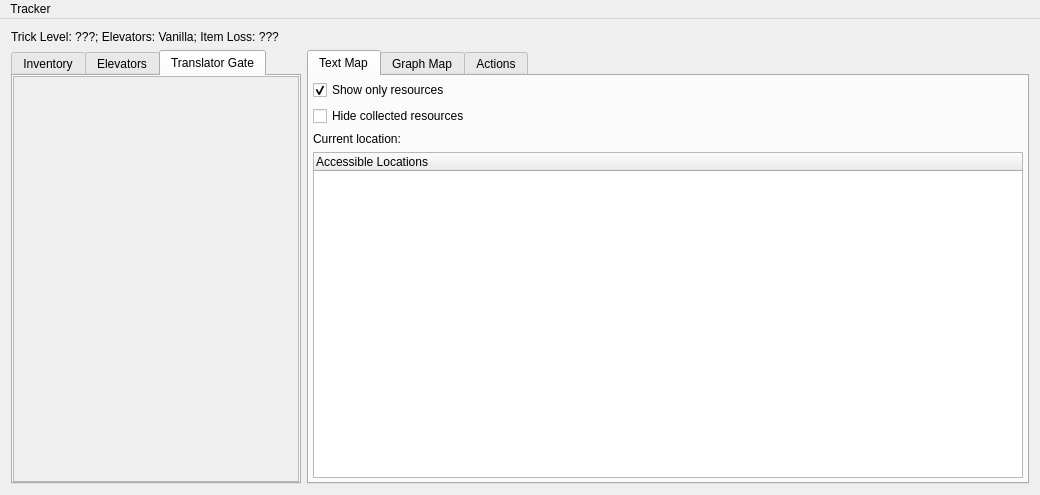
Qt form randovania/gui/ui_files/tracker_window.ui (randovania/randovania) before a commit.
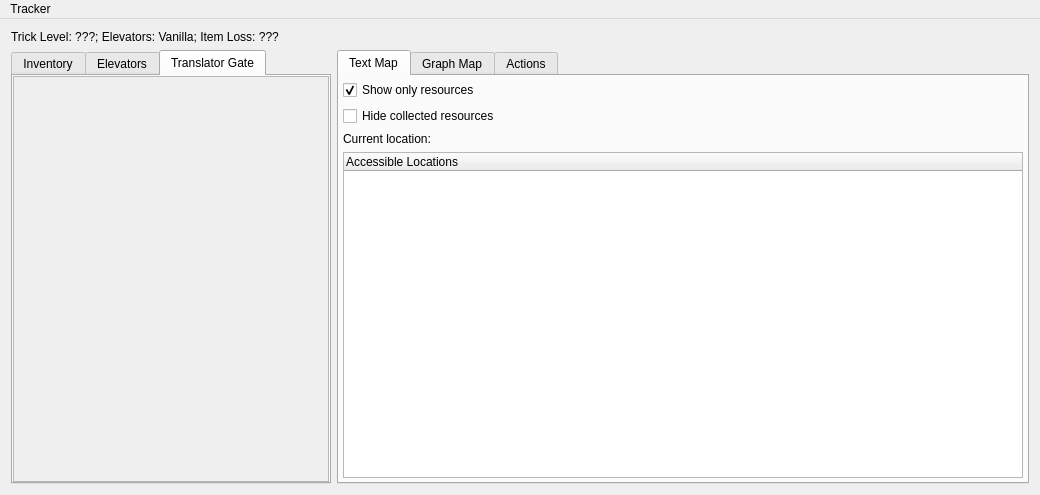
The same form after that commit. The open tabs and pages were chosen to show the change.

Commit message: Use proper elevator names in tracker

Patch:
```diff
--- a/randovania/gui/ui_files/tracker_window.ui
+++ b/randovania/gui/ui_files/tracker_window.ui
@@ -34,7 +34,7 @@
     <item row="2" column="0">
      <widget class="QTabWidget" name="tab_widget">
       <property name="sizePolicy">
-       <sizepolicy hsizetype="Fixed" vsizetype="Expanding">
+       <sizepolicy hsizetype="Minimum" vsizetype="Expanding">
         <horstretch>0</horstretch>
         <verstretch>0</verstretch>
        </sizepolicy>
@@ -47,7 +47,7 @@
       </property>
       <property name="maximumSize">
        <size>
-        <width>290</width>
+        <width>320</width>
         <height>16777215</height>
        </size>
       </property>
@@ -269,7 +269,7 @@
             <rect>
              <x>0</x>
              <y>0</y>
-             <width>284</width>
+             <width>314</width>
              <height>407</height>
             </rect>
            </property>
```
The commit also changes 3 other files.
